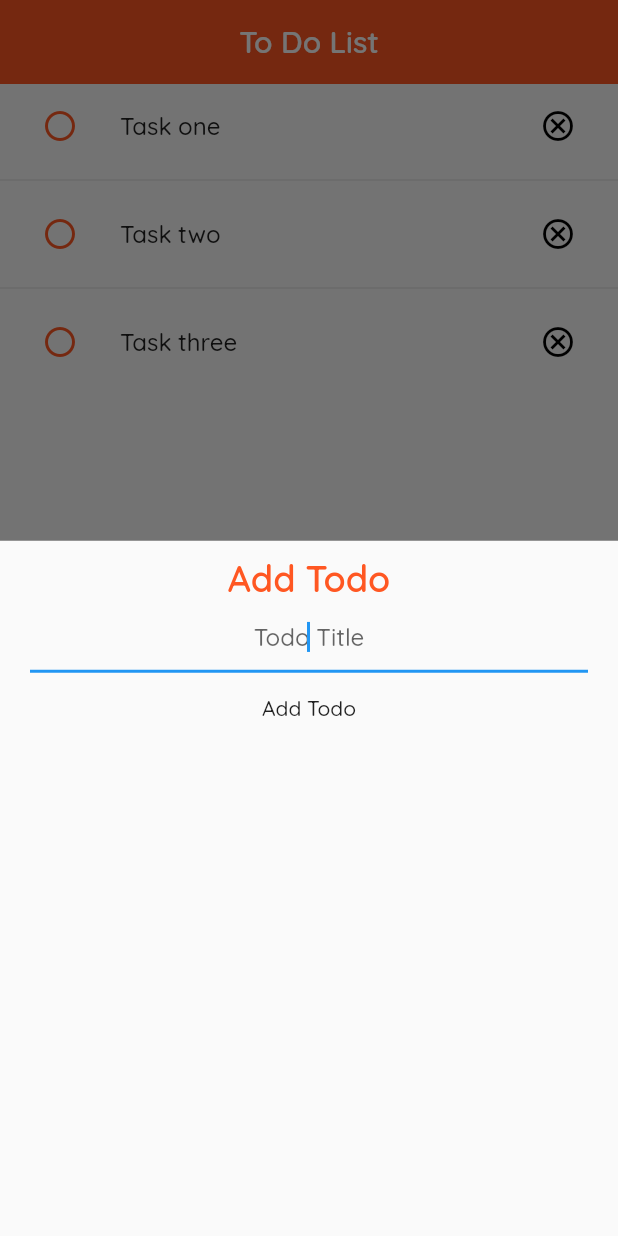
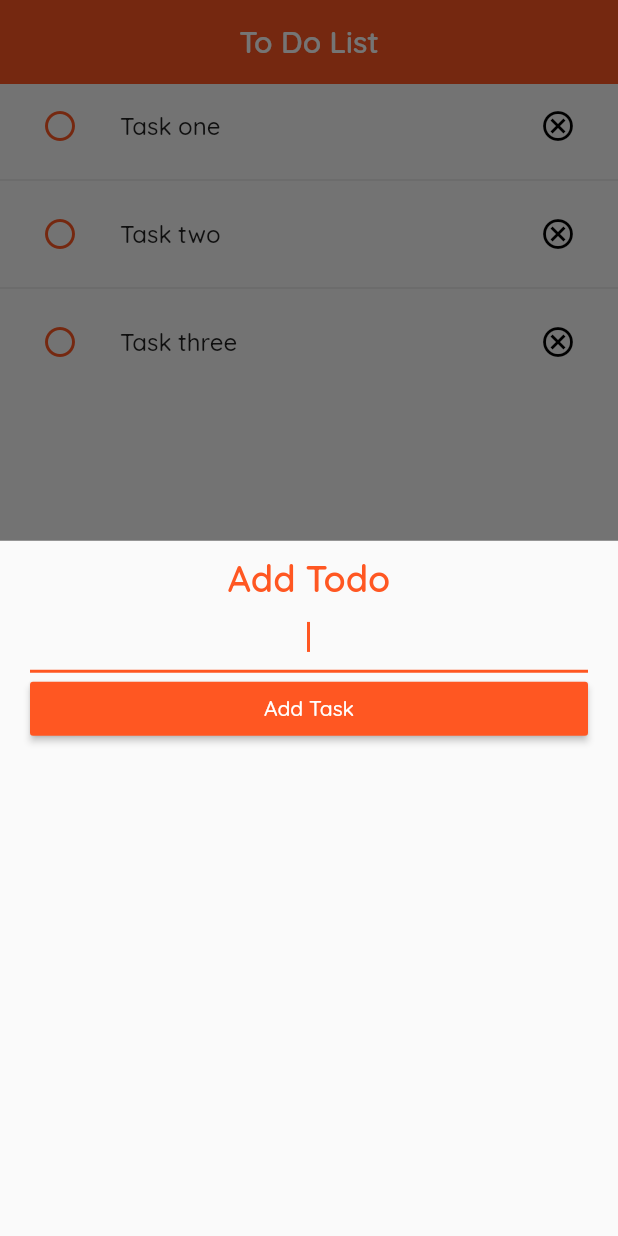
Before and after one commit to DANIEL-DEMELASH/Todo_with_provider, a Flutter app: the screen it shows after launch, after a tap on the "add" icon, on a phone screen of 412 x 824 dp. Run offline on Flutter 3.47's test engine with Material 2 defaults, Android fonts, the phone set to English and light mode, and no system bars; drawn by our look-alikes of google_nav_bar.

Commit message:
style: add primary swatch in material app widget

```diff
--- a/lib/main.dart
+++ b/lib/main.dart
@@ -1,5 +1,6 @@
 import 'package:flutter/material.dart';
 import 'package:provider/provider.dart';
+import 'package:todo/constants.dart';
 import 'package:todo/resources/todo_data.dart';
 import 'package:todo/screens/todo_screen.dart';
 
@@ -16,7 +17,7 @@ class MyApp extends StatelessWidget {
       create: (context) => TodoData(),
       child: MaterialApp(
         debugShowCheckedModeBanner: false,
-        theme: ThemeData(fontFamily: 'Quicksand'),
+        theme: ThemeData(fontFamily: 'Quicksand', primarySwatch: kBgColor),
         home: const TodoScreen(),
       ),
     );
--- a/lib/screens/todo_screen.dart
+++ b/lib/screens/todo_screen.dart
@@ -44,11 +44,9 @@ class _TodoScreenState extends State<TodoScreen> {
                 context: context,
                 builder: (BuildContext context) => const AddTaskScreen());
           },
-          backgroundColor: kBgColor,
           child: const Icon(Icons.add),
         ),
         appBar: AppBar(
-          backgroundColor: kBgColor,
           title: const Text(
             'To Do List',
             style: kTitleStyle,
--- a/lib/widgets/add_todo.dart
+++ b/lib/widgets/add_todo.dart
@@ -28,7 +28,6 @@ class AddTaskScreen extends StatelessWidget {
                 autofocus: true,
                 controller: taskContoller,
                 textAlign: TextAlign.center,
-                decoration: const InputDecoration(hintText: 'Todo Title'),
                 validator: ((value) {
                   if (value == null || value.isEmpty) {
                     return 'you must enter the task title';
@@ -41,6 +40,8 @@ class AddTaskScreen extends StatelessWidget {
               ),
             ),
             MaterialButton(
+              textColor: Colors.white,
+              color: kBgColor,
               onPressed: () {
                 if (formKey.currentState!.validate()) {
                   Provider.of<TodoData>(context, listen: false)
@@ -49,9 +50,12 @@ class AddTaskScreen extends StatelessWidget {
                   Navigator.pop(context);
                 }
               },
-              child: const Text(
-                'Add Todo',
-                // style: TextStyle(backgroundColor: kBgColor),
+              child: const SizedBox(
+                width: double.infinity,
+                child: Text(
+                  'Add Task',
+                  textAlign: TextAlign.center,
+                ),
               ),
             )
           ],
```
